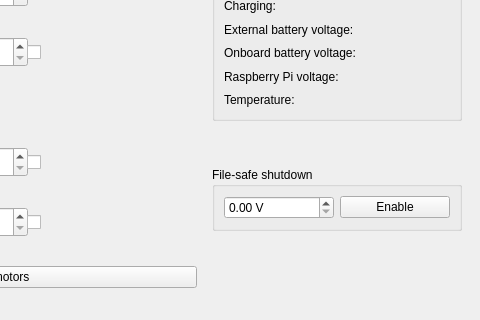
This is res/GUI.ui in roncapat/RaspBioloid-ControlPanel as Qt 5 draws it before an edit; both pictures show x 672 to 1152 and y 484 to 804 of the 1152 by 804 pixel window. The edited form follows.
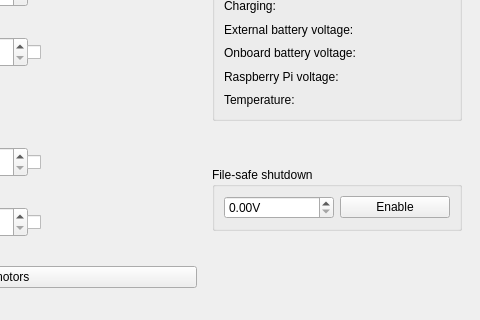
This is the edited form. Icons and pictures are not drawn.

```diff
--- a/res/GUI.ui
+++ b/res/GUI.ui
@@ -1094,7 +1094,7 @@
             <item>
              <widget class="QDoubleSpinBox" name="min_ext_voltage">
               <property name="suffix">
-               <string> V</string>
+                                                            <string>V</string>
               </property>
              </widget>
             </item>
```
Left out of the diff: 3 changed lines with no effect on the pictures. Lines whose indentation alone changed are shown as unchanged.
